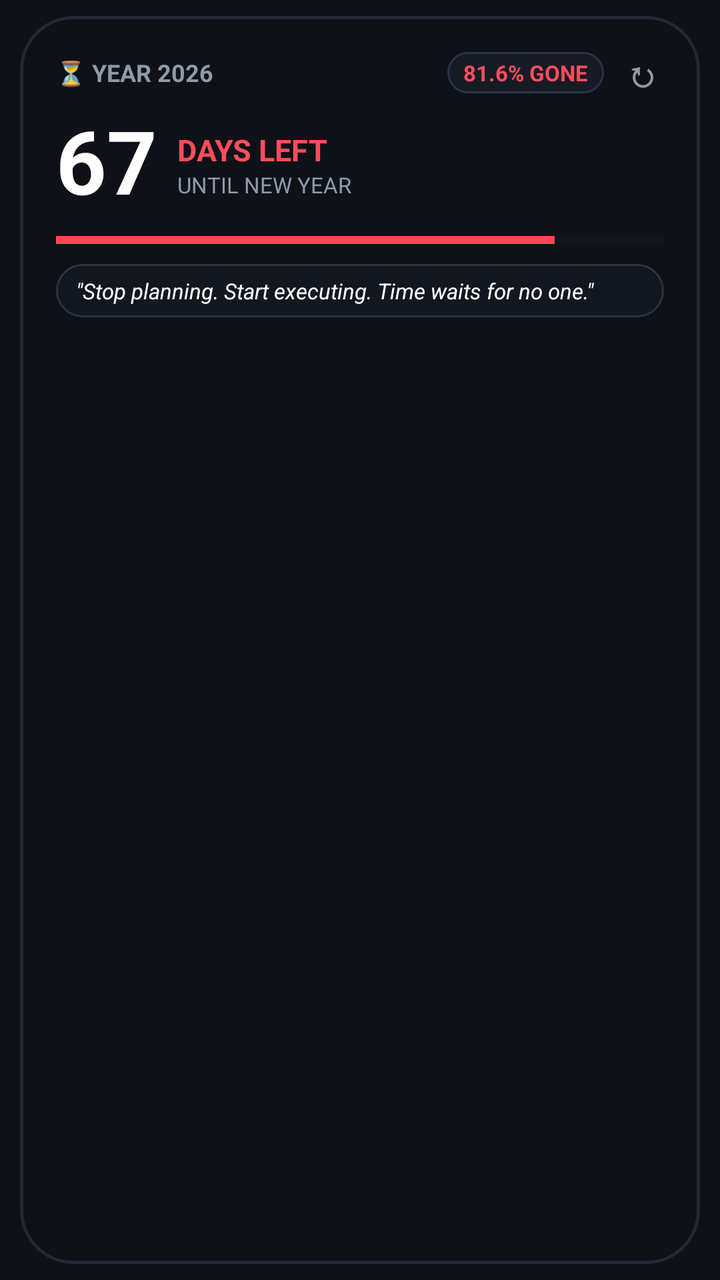
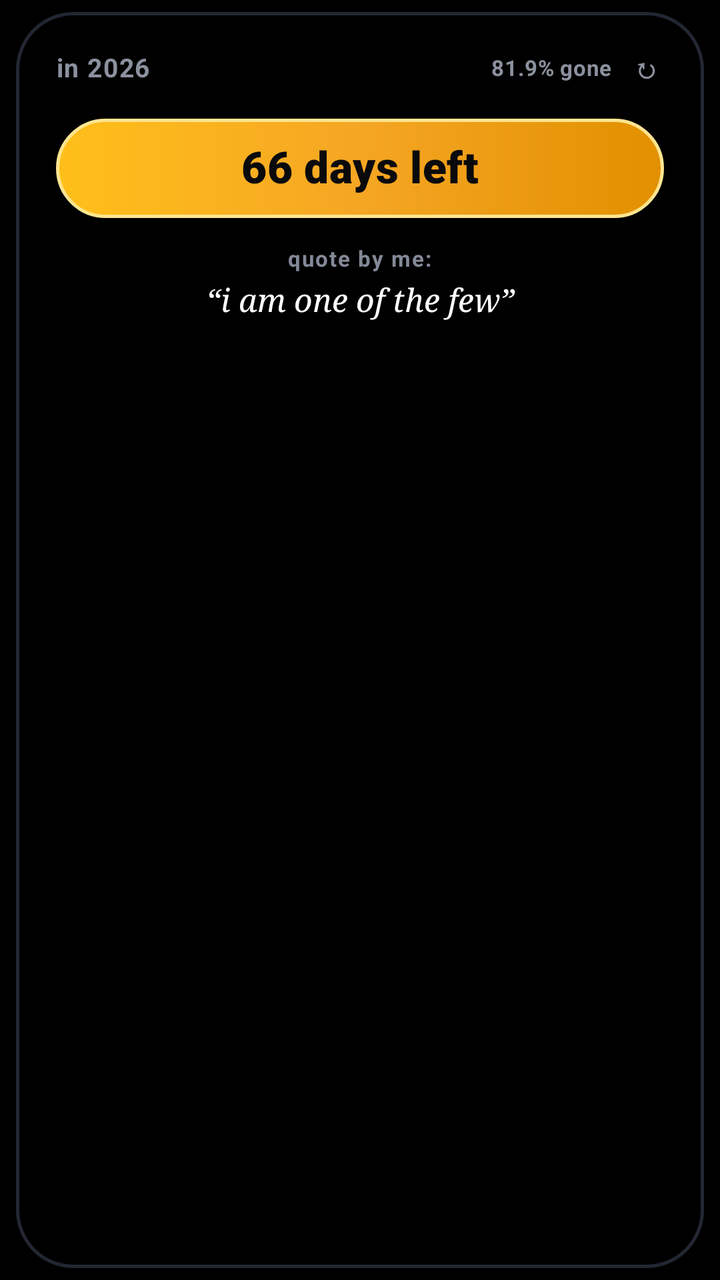

An Android layout rendered at two revisions. The XML below is the earlier revision; the diff shows what the commit changed to produce the second picture.
<!-- AndroidManifest.xml: application theme Theme.DaysLeftWidget -->
<!-- res/layout/widget_days_left.xml -->
<?xml version="1.0" encoding="utf-8"?>
<FrameLayout xmlns:android="http://schemas.android.com/apk/res/android"
    android:id="@+id/widget_root"
    android:layout_width="match_parent"
    android:layout_height="match_parent"
    android:paddingStart="10dp"
    android:paddingEnd="10dp"
    android:paddingTop="8dp"
    android:paddingBottom="8dp">

    
    <LinearLayout
        android:id="@+id/widget_card"
        android:layout_width="match_parent"
        android:layout_height="match_parent"
        android:background="@drawable/widget_card_bg"
        android:orientation="vertical"
        android:paddingStart="18dp"
        android:paddingEnd="18dp"
        android:paddingTop="14dp"
        android:paddingBottom="14dp">

        
        <RelativeLayout
            android:layout_width="match_parent"
            android:layout_height="wrap_content">

            <TextView
                android:id="@+id/tv_year_label"
                android:layout_width="wrap_content"
                android:layout_height="wrap_content"
                android:layout_alignParentStart="true"
                android:layout_centerVertical="true"
                android:text="⏳ YEAR 2026"
                android:textColor="@color/text_muted"
                android:textSize="12sp"
                android:textStyle="bold" />

            <LinearLayout
                android:layout_width="wrap_content"
                android:layout_height="wrap_content"
                android:layout_alignParentEnd="true"
                android:layout_centerVertical="true"
                android:gravity="center_vertical"
                android:orientation="horizontal">

                
                <TextView
                    android:id="@+id/tv_percent_badge"
                    android:layout_width="wrap_content"
                    android:layout_height="wrap_content"
                    android:background="@drawable/pill_badge_bg"
                    android:paddingStart="8dp"
                    android:paddingEnd="8dp"
                    android:paddingTop="3dp"
                    android:paddingBottom="3dp"
                    android:text="81.6% GONE"
                    android:textColor="@color/text_accent_alert"
                    android:textSize="11sp"
                    android:textStyle="bold" />

                
                <TextView
                    android:id="@+id/btn_refresh"
                    android:layout_width="wrap_content"
                    android:layout_height="wrap_content"
                    android:layout_marginStart="8dp"
                    android:padding="2dp"
                    android:text="↻"
                    android:textColor="@color/text_muted"
                    android:textSize="18sp"
                    android:textStyle="bold" />
            </LinearLayout>
        </RelativeLayout>

        
        <LinearLayout
            android:layout_width="match_parent"
            android:layout_height="wrap_content"
            android:layout_marginTop="6dp"
            android:gravity="center_vertical"
            android:orientation="horizontal">

            <TextView
                android:id="@+id/tv_days_number"
                android:layout_width="wrap_content"
                android:layout_height="wrap_content"
                android:text="67"
                android:textColor="@color/text_title"
                android:textSize="44sp"
                android:textStyle="bold"
                android:includeFontPadding="false" />

            <LinearLayout
                android:layout_width="wrap_content"
                android:layout_height="wrap_content"
                android:layout_marginStart="10dp"
                android:orientation="vertical">

                <TextView
                    android:layout_width="wrap_content"
                    android:layout_height="wrap_content"
                    android:text="DAYS LEFT"
                    android:textColor="@color/text_accent_alert"
                    android:textSize="15sp"
                    android:textStyle="bold" />

                <TextView
                    android:id="@+id/tv_days_subtext"
                    android:layout_width="wrap_content"
                    android:layout_height="wrap_content"
                    android:text="UNTIL NEW YEAR"
                    android:textColor="@color/text_muted"
                    android:textSize="11sp" />
            </LinearLayout>
        </LinearLayout>

        
        <ProgressBar
            android:id="@+id/progress_year"
            style="@android:style/Widget.Material.ProgressBar.Horizontal"
            android:layout_width="match_parent"
            android:layout_height="8dp"
            android:layout_marginTop="8dp"
            android:layout_marginBottom="8dp"
            android:progressTint="@color/progress_track_fill"
            android:progressBackgroundTint="@color/progress_track_bg"
            android:max="100"
            android:progress="82" />

        
        <LinearLayout
            android:id="@+id/quote_container"
            android:layout_width="match_parent"
            android:layout_height="wrap_content"
            android:background="@drawable/quote_bg"
            android:paddingStart="10dp"
            android:paddingEnd="10dp"
            android:paddingTop="6dp"
            android:paddingBottom="6dp">

            <TextView
                android:id="@+id/tv_quote_text"
                android:layout_width="match_parent"
                android:layout_height="wrap_content"
                android:ellipsize="end"
                android:maxLines="2"
                android:text="&quot;Stop planning. Start executing. Time waits for no one.&quot;"
                android:textColor="@color/text_title"
                android:textSize="11sp"
                android:textStyle="italic" />
        </LinearLayout>

    </LinearLayout>
</FrameLayout>
<!-- resources referenced by this layout -->
<resources>
  <color name="progress_track_bg">#1A1E2B</color>
  <color name="progress_track_fill">#FF4555</color>
  <color name="text_accent_alert">#FF4D5A</color>
  <color name="text_muted">#8F9AA8</color>
  <color name="text_title">#FFFFFF</color>
  <!-- drawable pill_badge_bg (drawable) -->
  <?xml version="1.0" encoding="utf-8"?>
  <shape xmlns:android="http://schemas.android.com/apk/res/android"
      android:shape="rectangle">
      <solid android:color="@color/badge_background" />
      <corners android:radius="12dp" />
      <stroke
          android:width="1dp"
          android:color="@color/badge_border" />
  </shape>
  <!-- drawable quote_bg (drawable) -->
  <?xml version="1.0" encoding="utf-8"?>
  <shape xmlns:android="http://schemas.android.com/apk/res/android"
      android:shape="rectangle">
      <solid android:color="@color/quote_bg" />
      <corners android:radius="14dp" />
      <stroke
          android:width="1dp"
          android:color="@color/badge_border" />
  </shape>
  <!-- drawable widget_card_bg (drawable) -->
  <?xml version="1.0" encoding="utf-8"?>
  <shape xmlns:android="http://schemas.android.com/apk/res/android"
      android:shape="rectangle">
      <solid android:color="@color/widget_card_background" />
      <corners android:radius="26dp" />
      <stroke
          android:width="1.5dp"
          android:color="@color/widget_card_border" />
  </shape>
  <style name="Theme.DaysLeftWidget" parent="Theme.MaterialComponents.DayNight.NoActionBar">
          <item name="colorPrimary">@color/primary_dark</item>
          <item name="colorSecondary">@color/accent_color</item>
          <item name="android:statusBarColor">@color/primary_dark</item>
          <item name="android:windowBackground">@color/primary_dark</item>
      </style>
  <color name="badge_background">#171B26</color>
  <color name="badge_border">#2C3347</color>
  <color name="quote_bg">#131720</color>
  <color name="widget_card_background">#0E1118</color>
  <color name="widget_card_border">#232838</color>
  <color name="primary_dark">#0E1118</color>
  <color name="accent_color">#FF4D5A</color>
</resources>

<!-- the commit's change to res/layout/widget_days_left.xml (unified diff, before → after) -->
@@ -3,10 +3,10 @@
     android:id="@+id/widget_root"
     android:layout_width="match_parent"
     android:layout_height="match_parent"
-    android:paddingStart="10dp"
-    android:paddingEnd="10dp"
-    android:paddingTop="8dp"
-    android:paddingBottom="8dp">
+    android:paddingStart="8dp"
+    android:paddingEnd="8dp"
+    android:paddingTop="6dp"
+    android:paddingBottom="6dp">
 
     
     <LinearLayout
@@ -15,10 +15,10 @@
         android:layout_height="match_parent"
         android:background="@drawable/widget_card_bg"
         android:orientation="vertical"
-        android:paddingStart="18dp"
-        android:paddingEnd="18dp"
-        android:paddingTop="14dp"
-        android:paddingBottom="14dp">
+        android:paddingStart="20dp"
+        android:paddingEnd="20dp"
+        android:paddingTop="16dp"
+        android:paddingBottom="16dp">
 
         
         <RelativeLayout
@@ -31,10 +31,11 @@
                 android:layout_height="wrap_content"
                 android:layout_alignParentStart="true"
                 android:layout_centerVertical="true"
-                android:text="⏳ YEAR 2026"
-                android:textColor="@color/text_muted"
-                android:textSize="12sp"
-                android:textStyle="bold" />
+                android:text="in 2026"
+                android:textColor="@color/text_header_muted"
+                android:textSize="13sp"
+                android:textStyle="bold"
+                android:letterSpacing="0.04" />
 
             <LinearLayout
                 android:layout_width="wrap_content"
@@ -44,22 +45,16 @@
                 android:gravity="center_vertical"
                 android:orientation="horizontal">
 
-                
                 <TextView
                     android:id="@+id/tv_percent_badge"
                     android:layout_width="wrap_content"
                     android:layout_height="wrap_content"
-                    android:background="@drawable/pill_badge_bg"
-                    android:paddingStart="8dp"
-                    android:paddingEnd="8dp"
-                    android:paddingTop="3dp"
-                    android:paddingBottom="3dp"
-                    android:text="81.6% GONE"
-                    android:textColor="@color/text_accent_alert"
+                    android:text="81.9% gone"
+                    android:textColor="@color/text_header_muted"
                     android:textSize="11sp"
-                    android:textStyle="bold" />
+                    android:textStyle="bold"
+                    android:letterSpacing="0.02" />
 
-                
                 <TextView
                     android:id="@+id/btn_refresh"
                     android:layout_width="wrap_content"
@@ -67,8 +62,8 @@
                     android:layout_marginStart="8dp"
                     android:padding="2dp"
                     android:text="↻"
-                    android:textColor="@color/text_muted"
-                    android:textSize="18sp"
+                    android:textColor="@color/text_header_muted"
+                    android:textSize="14sp"
                     android:textStyle="bold" />
             </LinearLayout>
         </RelativeLayout>
@@ -77,78 +72,62 @@
         <LinearLayout
             android:layout_width="match_parent"
             android:layout_height="wrap_content"
-            android:layout_marginTop="6dp"
-            android:gravity="center_vertical"
-            android:orientation="horizontal">
+            android:layout_marginTop="14dp"
+            android:layout_marginBottom="14dp"
+            android:gravity="center">
 
             <TextView
-                android:id="@+id/tv_days_number"
-                android:layout_width="wrap_content"
+                android:id="@+id/tv_pill_days"
+                android:layout_width="match_parent"
                 android:layout_height="wrap_content"
-                android:text="67"
-                android:textColor="@color/text_title"
-                android:textSize="44sp"
+                android:background="@drawable/pill_gold_bg"
+                android:gravity="center"
+                android:paddingTop="12dp"
+                android:paddingBottom="12dp"
+                android:paddingStart="18dp"
+                android:paddingEnd="18dp"
+                android:text="66 days left"
+                android:textColor="@color/pill_text_dark"
+                android:textSize="22sp"
                 android:textStyle="bold"
-                android:includeFontPadding="false" />
-
-            <LinearLayout
-                android:layout_width="wrap_content"
-                android:layout_height="wrap_content"
-                android:layout_marginStart="10dp"
-                android:orientation="vertical">
-
-                <TextView
-                    android:layout_width="wrap_content"
-                    android:layout_height="wrap_content"
-                    android:text="DAYS LEFT"
-                    android:textColor="@color/text_accent_alert"
-                    android:textSize="15sp"
-                    android:textStyle="bold" />
-
-                <TextView
-                    android:id="@+id/tv_days_subtext"
-                    android:layout_width="wrap_content"
-                    android:layout_height="wrap_content"
-                    android:text="UNTIL NEW YEAR"
-                    android:textColor="@color/text_muted"
-                    android:textSize="11sp" />
-            </LinearLayout>
+                android:fontFamily="sans-serif-black"
+                android:includeFontPadding="false"
+                android:letterSpacing="0.01" />
         </LinearLayout>
-
-        
-        <ProgressBar
-            android:id="@+id/progress_year"
-            style="@android:style/Widget.Material.ProgressBar.Horizontal"
-            android:layout_width="match_parent"
-            android:layout_height="8dp"
-            android:layout_marginTop="8dp"
-            android:layout_marginBottom="8dp"
-            android:progressTint="@color/progress_track_fill"
-            android:progressBackgroundTint="@color/progress_track_bg"
-            android:max="100"
-            android:progress="82" />
 
         
         <LinearLayout
             android:id="@+id/quote_container"
             android:layout_width="match_parent"
             android:layout_height="wrap_content"
-            android:background="@drawable/quote_bg"
-            android:paddingStart="10dp"
-            android:paddingEnd="10dp"
-            android:paddingTop="6dp"
-            android:paddingBottom="6dp">
+            android:gravity="center"
+            android:orientation="vertical">
+
+            <TextView
+                android:id="@+id/tv_quote_label"
+                android:layout_width="wrap_content"
+                android:layout_height="wrap_content"
+                android:text="quote by me:"
+                android:textColor="@color/quote_label_color"
+                android:textSize="11sp"
+                android:textStyle="bold"
+                android:letterSpacing="0.06"
+                android:includeFontPadding="false" />
 
             <TextView
                 android:id="@+id/tv_quote_text"
                 android:layout_width="match_parent"
                 android:layout_height="wrap_content"
+                android:layout_marginTop="3dp"
+                android:gravity="center"
+                android:text="“i am one of the few”"
+                android:textColor="@color/quote_text_color"
+                android:textSize="16sp"
+                android:textStyle="italic"
+                android:fontFamily="serif"
+                android:maxLines="2"
                 android:ellipsize="end"
-                android:maxLines="2"
-                android:text="&quot;Stop planning. Start executing. Time waits for no one.&quot;"
-                android:textColor="@color/text_title"
-                android:textSize="11sp"
-                android:textStyle="italic" />
+                android:lineSpacingExtra="2dp" />
         </LinearLayout>
 
     </LinearLayout>
<!-- resource entries referenced after the edit -->
@@ -1,36 +1,30 @@
 <!-- resources referenced by this layout -->
 <resources>
-  <color name="progress_track_bg">#1A1E2B</color>
-  <color name="progress_track_fill">#FF4555</color>
-  <color name="text_accent_alert">#FF4D5A</color>
-  <color name="text_muted">#8F9AA8</color>
-  <color name="text_title">#FFFFFF</color>
-  <!-- drawable pill_badge_bg (drawable) -->
+  <color name="pill_text_dark">#0A0A0C</color>
+  <color name="quote_label_color">#838997</color>
+  <color name="quote_text_color">#FFFFFF</color>
+  <color name="text_header_muted">#8B919E</color>
+  <!-- drawable pill_gold_bg (drawable) -->
   <?xml version="1.0" encoding="utf-8"?>
   <shape xmlns:android="http://schemas.android.com/apk/res/android"
       android:shape="rectangle">
-      <solid android:color="@color/badge_background" />
-      <corners android:radius="12dp" />
+      <gradient
+          android:angle="0"
+          android:startColor="@color/gold_gradient_start"
+          android:centerColor="@color/gold_gradient_center"
+          android:endColor="@color/gold_gradient_end"
+          android:type="linear" />
+      <corners android:radius="32dp" />
       <stroke
-          android:width="1dp"
-          android:color="@color/badge_border" />
-  </shape>
-  <!-- drawable quote_bg (drawable) -->
-  <?xml version="1.0" encoding="utf-8"?>
-  <shape xmlns:android="http://schemas.android.com/apk/res/android"
-      android:shape="rectangle">
-      <solid android:color="@color/quote_bg" />
-      <corners android:radius="14dp" />
-      <stroke
-          android:width="1dp"
-          android:color="@color/badge_border" />
+          android:width="1.5dp"
+          android:color="@color/gold_rim_light" />
   </shape>
   <!-- drawable widget_card_bg (drawable) -->
   <?xml version="1.0" encoding="utf-8"?>
   <shape xmlns:android="http://schemas.android.com/apk/res/android"
       android:shape="rectangle">
       <solid android:color="@color/widget_card_background" />
-      <corners android:radius="26dp" />
+      <corners android:radius="28dp" />
       <stroke
           android:width="1.5dp"
           android:color="@color/widget_card_border" />
@@ -41,12 +35,13 @@
           <item name="android:statusBarColor">@color/primary_dark</item>
           <item name="android:windowBackground">@color/primary_dark</item>
       </style>
-  <color name="badge_background">#171B26</color>
-  <color name="badge_border">#2C3347</color>
-  <color name="quote_bg">#131720</color>
-  <color name="widget_card_background">#0E1118</color>
-  <color name="widget_card_border">#232838</color>
-  <color name="primary_dark">#0E1118</color>
-  <color name="accent_color">#FF4D5A</color>
+  <color name="gold_gradient_start">#FFBF1A</color>
+  <color name="gold_gradient_center">#F5A623</color>
+  <color name="gold_gradient_end">#E29000</color>
+  <color name="gold_rim_light">#FFE58F</color>
+  <color name="widget_card_background">#000000</color>
+  <color name="widget_card_border">#232733</color>
+  <color name="primary_dark">#000000</color>
+  <color name="accent_color">#F5A623</color>
 </resources>
 
